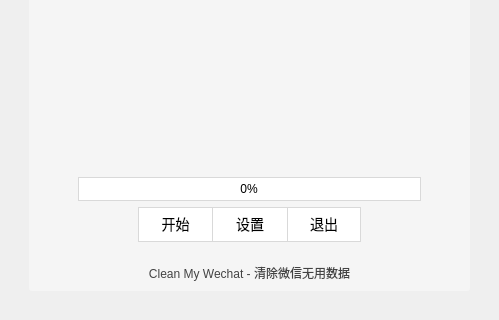
First picture: the form in images/main.ui, repository blackboxo/CleanMyWechat, before the edit; both pictures show x 0 to 499 and y 146 to 466 of the 499 by 466 pixel window.
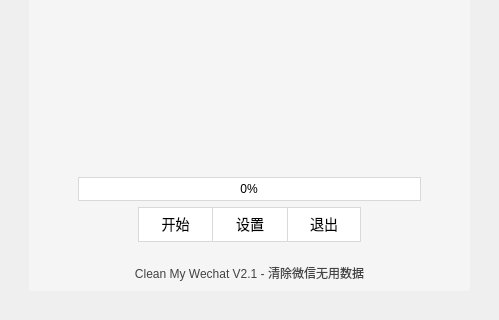
Second picture: the form after the edit. Icons and pictures are not drawn.

Diff of the .ui file:
```diff
--- a/images/main.ui
+++ b/images/main.ui
@@ -441,7 +441,7 @@
 }</string>
          </property>
          <property name="text">
-          <string>Clean My Wechat - 清除微信无用数据</string>
+          <string>Clean My Wechat V2.1 - 清除微信无用数据</string>
          </property>
          <property name="alignment">
           <set>Qt::AlignCenter</set>
```
